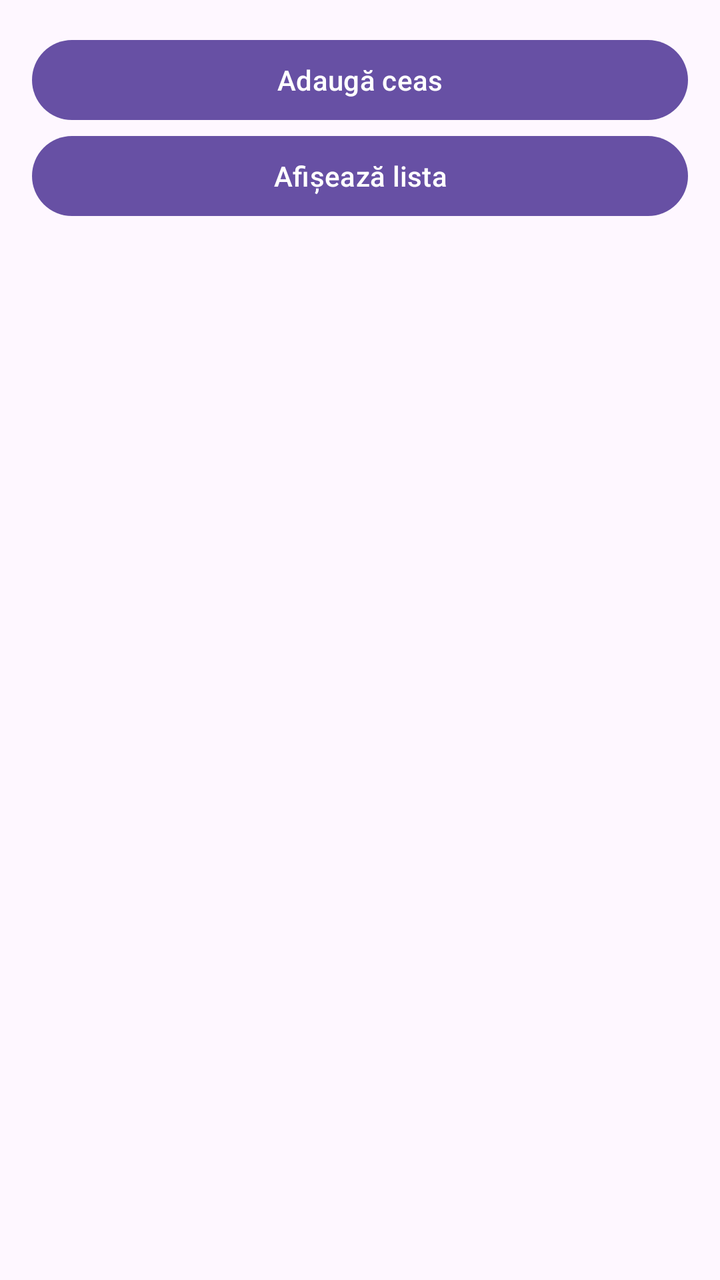
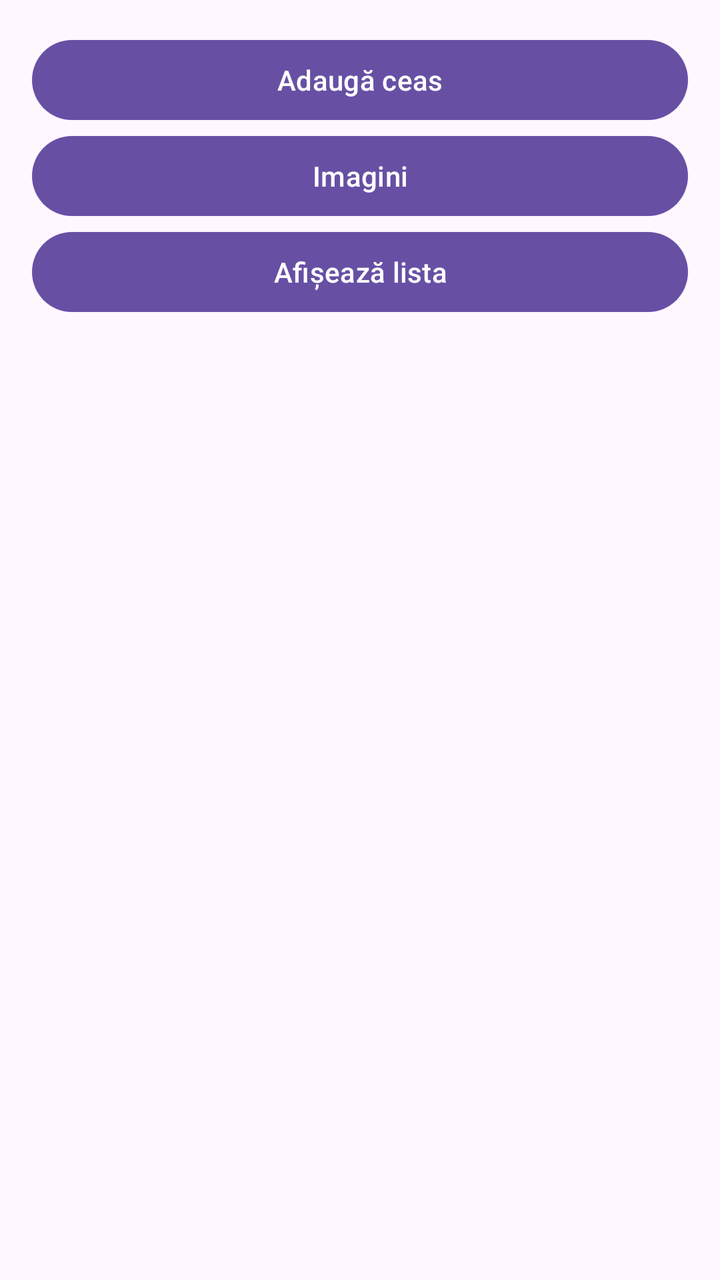

Two renders of the same Android screen: before a commit and after it. Below are the layout's source before the change and the commit's diff.
<!-- AndroidManifest.xml: application theme Theme.Seminar5 -->
<!-- res/layout/activity_main.xml -->
<?xml version="1.0" encoding="utf-8"?>
<LinearLayout xmlns:android="http://schemas.android.com/apk/res/android"
    android:layout_width="match_parent"
    android:layout_height="match_parent"
    android:orientation="vertical"
    android:padding="16dp">

    <Button android:id="@+id/BTN_adaugare"
        android:layout_width="match_parent"
        android:layout_height="wrap_content"
        android:text="Adaugă ceas" />

    <Button android:id="@+id/BTN_lista"
        android:layout_width="match_parent"
        android:layout_height="wrap_content"
        android:text="Afișează lista" />
</LinearLayout>
<!-- resources referenced by this layout -->
<resources>
  <style name="Theme.Seminar5" parent="Base.Theme.Seminar5" />
  <style name="Base.Theme.Seminar5" parent="Theme.Material3.DayNight.NoActionBar">
          
          
      </style>
</resources>

<!-- the commit's change to res/layout/activity_main.xml (unified diff, before → after) -->
@@ -10,6 +10,12 @@
         android:layout_height="wrap_content"
         android:text="Adaugă ceas" />
 
+    <Button
+        android:id="@+id/BTN_imagini"
+        android:layout_width="match_parent"
+        android:layout_height="wrap_content"
+        android:text="Imagini" />
+
     <Button android:id="@+id/BTN_lista"
         android:layout_width="match_parent"
         android:layout_height="wrap_content"
